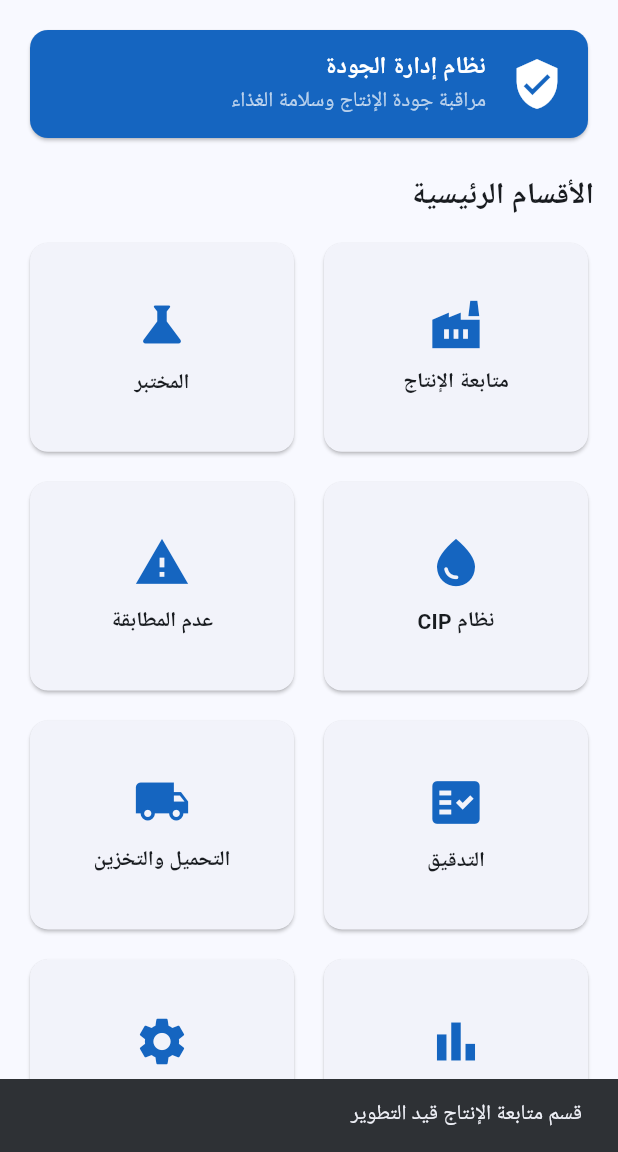
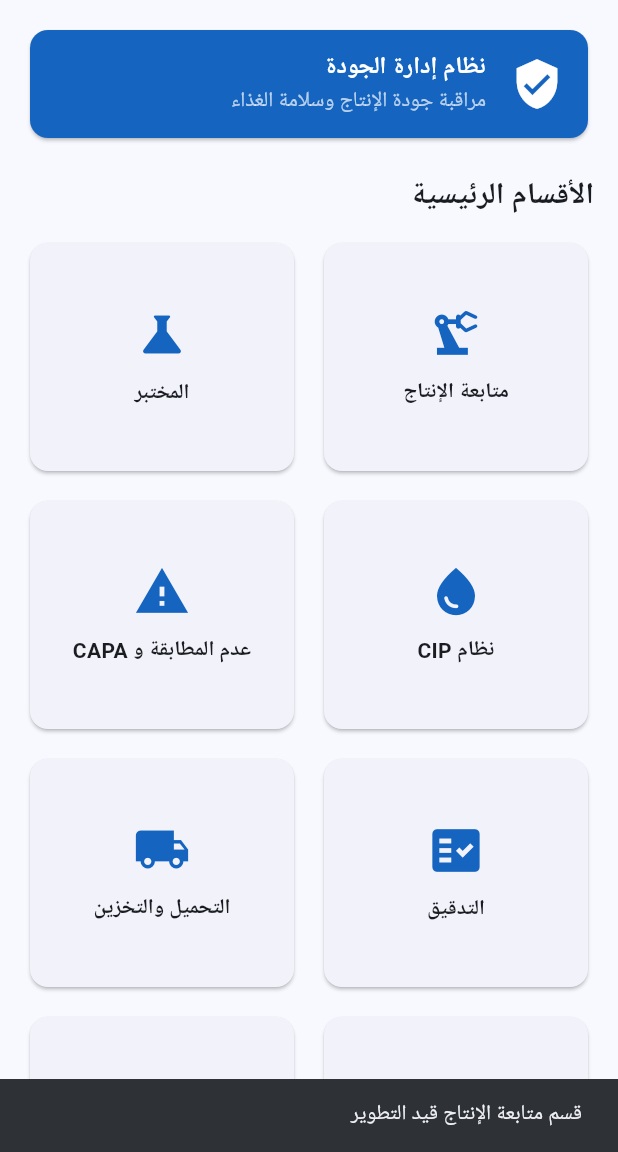
Before and after one commit to mohammed38003700/FQMS, a Flutter app: the screen it shows after launch, after a tap on "متابعة الإنتاج", on a phone screen of 412 x 824 dp, the part 84-1236 px from its top. Run offline on Flutter 3.47's test engine with Material 3 defaults, Android fonts, the phone set to English and light mode, and no system bars; our stand-ins replace sqflite; accounts and stored records are empty; statements that could not run were skipped.

Commit message:
Connect FQMS screens to dashboard
Updated the modules list to include screens for Lab, CIP, and CAPA. Adjusted layout and tap behavior for dashboard items.

```diff
--- a/lib/main.dart
+++ b/lib/main.dart
@@ -1,5 +1,9 @@
 
 import 'package:flutter/material.dart';
+
+import 'screens/lab_screen.dart';
+import 'screens/cip_screen.dart';
+import 'screens/capa_screen.dart';
 
 void main() {
   runApp(const FQMSApp());
@@ -25,19 +29,51 @@ class FQMSApp extends StatelessWidget {
 class Dashboard extends StatelessWidget {
   const Dashboard({super.key});
 
-  final List<Map<String, dynamic>> modules = const [
-    {'name': 'متابعة الإنتاج', 'icon': Icons.factory},
-    {'name': 'المختبر', 'icon': Icons.science},
-    {'name': 'نظام CIP', 'icon': Icons.water_drop},
-    {'name': 'عدم المطابقة', 'icon': Icons.warning},
-    {'name': 'التدقيق', 'icon': Icons.fact_check},
-    {'name': 'التحميل والتخزين', 'icon': Icons.local_shipping},
-    {'name': 'التقارير', 'icon': Icons.bar_chart},
-    {'name': 'الإعدادات', 'icon': Icons.settings},
+  @override
+  Widget build(BuildContext context) {
+    final modules = [
+      {
+        'name': 'متابعة الإنتاج',
+        'icon': Icons.precision_manufacturing,
+        'screen': null,
+      },
+      {
+        'name': 'المختبر',
+        'icon': Icons.science,
+        'screen': const LabScreen(),
+      },
+      {
+        'name': 'نظام CIP',
+        'icon': Icons.water_drop,
+        'screen': const CipScreen(),
+      },
+      {
+        'name': 'عدم المطابقة و CAPA',
+        'icon': Icons.warning,
+        'screen': const CapaScreen(),
+      },
+      {
+        'name': 'التدقيق',
+        'icon': Icons.fact_check,
+        'screen': null,
+      },
+      {
+        'name': 'التحميل والتخزين',
+        'icon': Icons.local_shipping,
+        'screen': null,
+      },
+      {
+        'name': 'التقارير',
+        'icon': Icons.bar_chart,
+        'screen': null,
+      },
+      {
+        'name': 'الإعدادات',
+        'icon': Icons.settings,
+        'screen': null,
+      },
     ];
 
-  @override
-  Widget build(BuildContext context) {
     return Directionality(
       textDirection: TextDirection.rtl,
       child: Scaffold(
@@ -89,13 +125,25 @@ class Dashboard extends StatelessWidget {
                     crossAxisCount: 2,
                     crossAxisSpacing: 12,
                     mainAxisSpacing: 12,
-                    childAspectRatio: 1.25,
+                    childAspectRatio: 1.15,
                   ),
                   itemBuilder: (context, index) {
                     final item = modules[index];
+
                     return Card(
                       child: InkWell(
+                        borderRadius: BorderRadius.circular(12),
                         onTap: () {
+                          final screen = item['screen'];
+
+                          if (screen is Widget) {
+                            Navigator.push(
+                              context,
+                              MaterialPageRoute(
+                                builder: (_) => screen,
+                              ),
+                            );
+                          } else {
                             ScaffoldMessenger.of(context).showSnackBar(
                               SnackBar(
                                 content: Text(
@@ -103,6 +151,7 @@ class Dashboard extends StatelessWidget {
                                 ),
                               ),
                             );
+                          }
                         },
                         child: Column(
                           mainAxisAlignment: MainAxisAlignment.center,
@@ -113,10 +162,15 @@ class Dashboard extends StatelessWidget {
                               color: Colors.blue.shade800,
                             ),
                             const SizedBox(height: 10),
-                            Text(
+                            Padding(
+                              padding:
+                                  const EdgeInsets.symmetric(horizontal: 5),
+                              child: Text(
                                 item['name'] as String,
+                                textAlign: TextAlign.center,
                                 style: const TextStyle(
                                   fontWeight: FontWeight.bold,
+                                ),
                               ),
                             ),
                           ],
```
Lines whose indentation alone changed are shown as unchanged.
